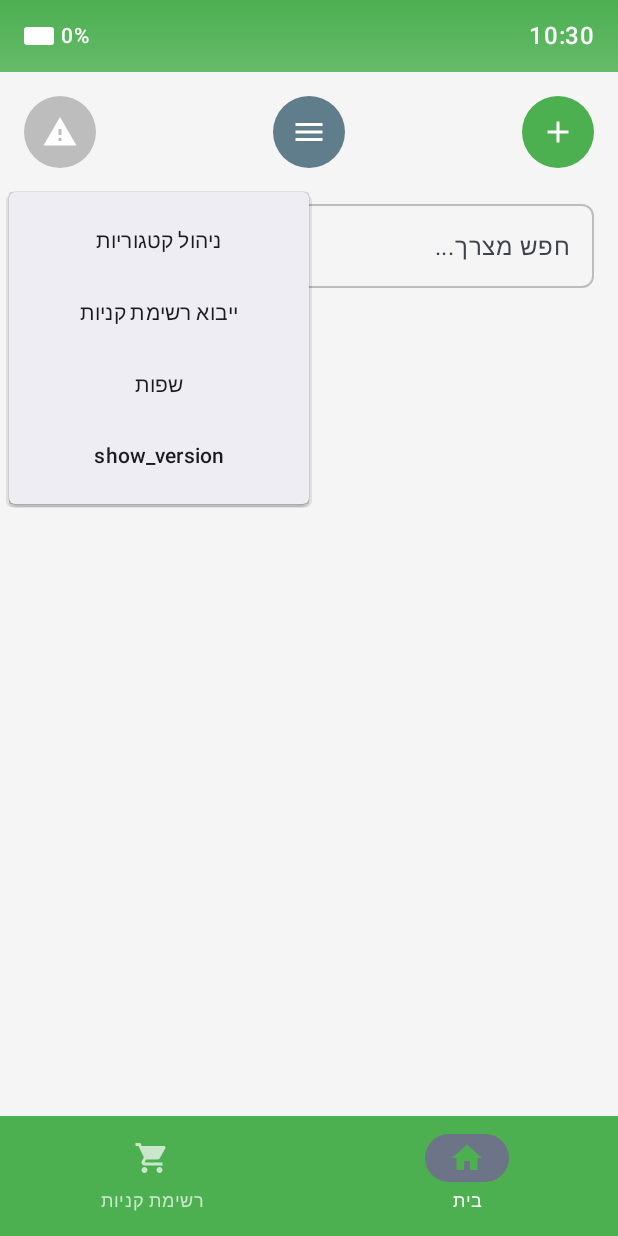
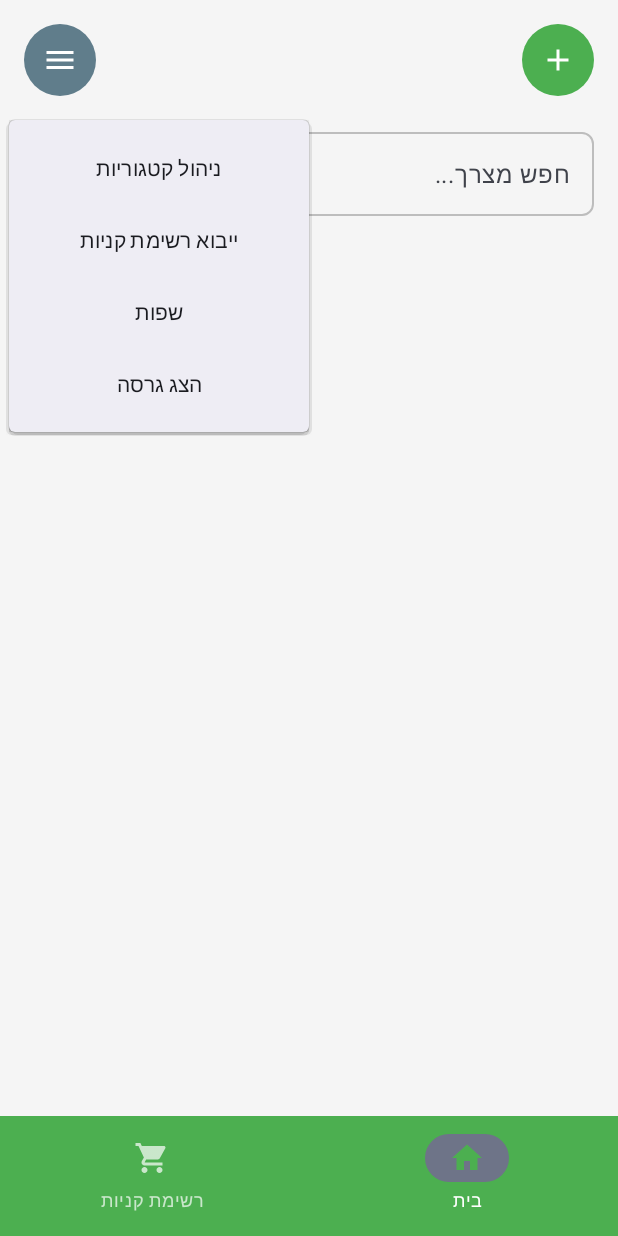
Before and after one commit to kriptogan/MyCart, an Android app built with Jetpack Compose: the screen it shows after launch (MainActivity), after a tap on "תפריט", on a phone screen of 412 x 824 dp. Run offline under Robolectric (Android 15) with nearby library versions, the phone set to English and light mode, and no system bars; our stand-ins replace Room's generated code; libraries missing offline, so code that uses them is left out: androidx.room.util.

Commit message:
version 1.1.0

```diff
--- a/app/src/main/java/com/kriptogan/supercart/MainActivity.kt
+++ b/app/src/main/java/com/kriptogan/supercart/MainActivity.kt
@@ -1,10 +1,6 @@
 package com.kriptogan.supercart
 
-import android.content.BroadcastReceiver
 import android.content.Context
-import android.content.Intent
-import android.content.IntentFilter
-import android.os.BatteryManager
 import android.os.Bundle
 import android.view.WindowManager
 import androidx.activity.ComponentActivity
@@ -137,6 +133,7 @@ object StringResources {
         "menu" to "תפריט",
         "search_placeholder" to "חפש מצרך...",
         "languages" to "שפות",
+        "show_version" to "הצג גרסה",
         "choose_language" to "בחר שפה",
         "hebrew" to "עברית",
         "english" to "English",
@@ -217,6 +214,7 @@ object StringResources {
         "menu" to "Menu",
         "search_placeholder" to "Search items...",
         "languages" to "Languages",
+        "show_version" to "Show Version",
         "choose_language" to "Choose Language",
         "hebrew" to "עברית",
         "english" to "English",
@@ -297,6 +295,7 @@ object StringResources {
         "menu" to "Меню",
         "search_placeholder" to "Поиск товаров...",
         "languages" to "Языки",
+        "show_version" to "Показать версию",
         "choose_language" to "Выберите язык",
         "hebrew" to "עברית",
         "english" to "English",
@@ -468,146 +467,7 @@ data class TabItem(
     val icon: ImageVector
 )
 
-@Composable
-fun CustomStatusBar(layoutDirection: LayoutDirection = LocalLayoutDirection.current) {
-    val context = LocalContext.current
-    var currentTime by remember { mutableStateOf("") }
-    var batteryLevel by remember { mutableStateOf(0) }
-
-    // Update time every second
-    DisposableEffect(Unit) {
-        val timeUpdateRunnable = object : Runnable {
-            override fun run() {
-                val sdf = SimpleDateFormat("HH:mm", Locale.getDefault())
-                currentTime = sdf.format(Date())
-            }
-        }
-
-        // Initial update
-        timeUpdateRunnable.run()
-
-        // Set up periodic updates
-        val handler = android.os.Handler(android.os.Looper.getMainLooper())
-        val updateTime = object : Runnable {
-            override fun run() {
-                timeUpdateRunnable.run()
-                handler.postDelayed(this, 1000) // Update every second
-            }
-        }
-        handler.post(updateTime)
-
-        // Battery level receiver
-        val batteryReceiver = object : BroadcastReceiver() {
-            override fun onReceive(context: Context?, intent: Intent?) {
-                if (intent?.action == Intent.ACTION_BATTERY_CHANGED) {
-                    val level = intent.getIntExtra(BatteryManager.EXTRA_LEVEL, -1)
-                    val scale = intent.getIntExtra(BatteryManager.EXTRA_SCALE, -1)
-                    batteryLevel = if (level != -1 && scale != -1) {
-                        (level * 100 / scale.toFloat()).toInt()
-                    } else 0
-                }
-            }
-        }
-
-        context.registerReceiver(
-            batteryReceiver,
-            IntentFilter(Intent.ACTION_BATTERY_CHANGED)
-        )
-
-        onDispose {
-            handler.removeCallbacksAndMessages(null)
-            context.unregisterReceiver(batteryReceiver)
-        }
-    }
-
-    Surface(
-        modifier = Modifier
-            .fillMaxWidth()
-            .height(48.dp)
-            .background(
-                Brush.verticalGradient(
-                    colors = listOf(
-                        Color(0xFF4CAF50), // Green gradient
-                        Color(0xFF66BB6A)
-                    )
-                )
-            ),
-        color = Color.Transparent
-    ) {
-        Row(
-            modifier = Modifier
-                .fillMaxSize()
-                .padding(horizontal = 16.dp),
-            verticalAlignment = Alignment.CenterVertically
-        ) {
-            if (layoutDirection == LayoutDirection.Rtl) {
-                // RTL Layout: Clock on right, Battery on left
-                // Clock
-                Text(
-                    text = currentTime,
-                    color = Color.White,
-                    fontSize = 16.sp,
-                    fontWeight = FontWeight.Medium
-                )
-
-                Spacer(modifier = Modifier.weight(1f))
-
-                // Battery
-                Row(
-                    verticalAlignment = Alignment.CenterVertically
-                ) {
-                    Text(
-                        text = "$batteryLevel%",
-                        color = Color.White,
-                        fontSize = 14.sp,
-                        fontWeight = FontWeight.Medium
-                    )
-                    Spacer(modifier = Modifier.width(4.dp))
-                    Box(
-                        modifier = Modifier
-                            .size(20.dp, 12.dp)
-                            .background(
-                                color = Color.White,
-                                shape = androidx.compose.foundation.shape.RoundedCornerShape(2.dp)
-                            )
-                    )
-                }
-            } else {
-                // LTR Layout: Battery on right, Clock on left
-                // Battery
-                Row(
-                    verticalAlignment = Alignment.CenterVertically
-                ) {
-                    Text(
-                        text = "$batteryLevel%",
-                        color = Color.White,
-                        fontSize = 14.sp,
-                        fontWeight = FontWeight.Medium
-                    )
-                    Spacer(modifier = Modifier.width(4.dp))
-                    Box(
-                        modifier = Modifier
-                            .size(20.dp, 12.dp)
-                            .background(
-                                color = Color.White,
-                                shape = androidx.compose.foundation.shape.RoundedCornerShape(2.dp)
-                            )
-                    )
-                }
-
-                Spacer(modifier = Modifier.weight(1f))
-
-                // Clock
-                Text(
-                    text = currentTime,
-                    color = Color.White,
-                    fontSize = 16.sp,
-                    fontWeight = FontWeight.Medium
-                )
-            }
-        }
-    }
-}
+
 
 class MainActivity : ComponentActivity() {
     override fun onCreate(savedInstanceState: Bundle?) {
@@ -616,11 +476,8 @@ class MainActivity : ComponentActivity() {
         // Note: We no longer force Hebrew locale at the app level
         // This allows DatePicker to use the system locale while our custom string system handles app text
 
-        // Hide status bar and make app full screen
-        window.setFlags(
-            WindowManager.LayoutParams.FLAG_FULLSCREEN,
-            WindowManager.LayoutParams.FLAG_FULLSCREEN
-        )
+        // Keep screen rotation locked but remove full-screen mode
+        // Full-screen flags removed to show status bar
 
         // Initialize default custom categories and migrate existing data
         kotlinx.coroutines.CoroutineScope(kotlinx.coroutines.Dispatchers.IO).launch {
@@ -746,19 +603,9 @@ fun SuperCartApp() {
         }
 
         // Apply layout direction to the entire app
-        Box(
-            modifier = Modifier.fillMaxSize()
-        ) {
-            Box(
-                modifier = Modifier.fillMaxWidth(),
-                contentAlignment = Alignment.TopStart
-            ) {
-                CustomStatusBar(layoutDirection = layoutDirection)
-            }
-            Scaffold(
+        Scaffold(
             modifier = Modifier
-                .fillMaxSize()
-                .padding(top = 48.dp), // Space for custom status bar
+                .fillMaxSize(),
             containerColor = Color(0xFFF5F5F5), // Light gray background
             bottomBar = {
                 NavigationBar(
@@ -880,7 +727,6 @@ fun SuperCartApp() {
                 }
             }
         }
-        }
     }
 }
 
@@ -1040,6 +886,25 @@ fun HomeScreen(
                         )
                     }
                     Spacer(modifier = Modifier.weight(1f))
+                    // Only show alert button if there are pending alerts
+                    if (hasExpiring) {
+                        IconButton(
+                            onClick = { showExpiringOnly = !showExpiringOnly },
+                            modifier = Modifier
+                                .background(
+                                    color = Color(0xFFFF9800),
+                                    shape = androidx.compose.foundation.shape.CircleShape
+                                )
+                                .size(48.dp)
+                        ) {
+                            Icon(
+                                imageVector = Icons.Default.Warning,
+                                contentDescription = localizedString("show_expiring_items", selectedLanguage),
+                                tint = Color.White
+                            )
+                        }
+                        Spacer(modifier = Modifier.weight(1f))
+                    }
                     IconButton(
                         onClick = { showMenu = true },
                         modifier = Modifier
@@ -1052,23 +917,6 @@ fun HomeScreen(
                         Icon(
                             imageVector = Icons.Default.Menu,
                             contentDescription = localizedString("menu", selectedLanguage),
-                            tint = Color.White
-                        )
-                    }
-                    Spacer(modifier = Modifier.weight(1f))
-                    IconButton(
-                        onClick = { if (hasExpiring) showExpiringOnly = !showExpiringOnly },
-                        enabled = hasExpiring,
-                        modifier = Modifier
-                            .background(
-                                color = if (hasExpiring) Color(0xFFFF9800) else Color(0xFFBDBDBD),
-                                shape = androidx.compose.foundation.shape.CircleShape
-                            )
-                            .size(48.dp)
-                    ) {
-                        Icon(
-                            imageVector = Icons.Default.Warning,
-                            contentDescription = localizedString("show_expiring_items", selectedLanguage),
                             tint = Color.White
                         )
                     }
```
Also changed, not shown: 4 other files.
